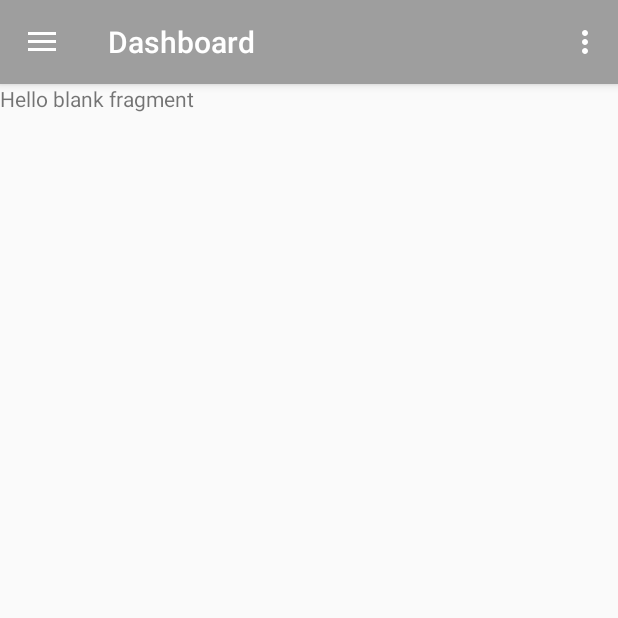
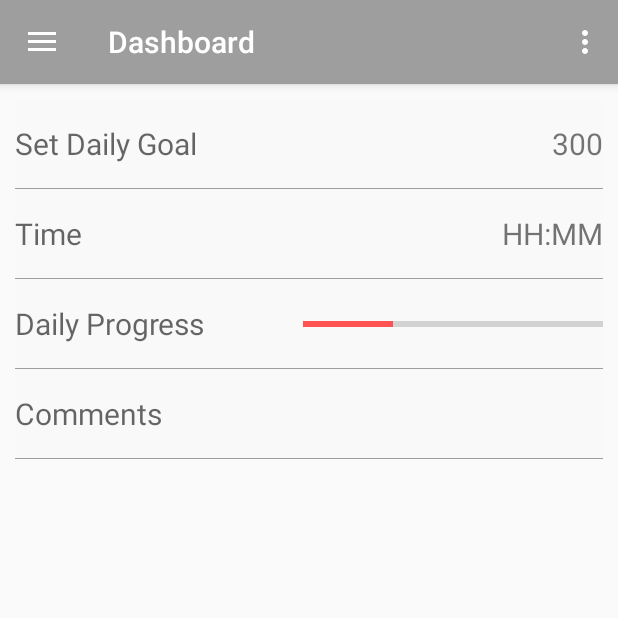
Before and after one commit to GeyanHuang/GroupProject, an Android app: the fragment FragmentActivityDashboard placed in its activity, on a phone screen of 412 x 824 dp, the top half of it. Run offline under Robolectric (Android 15) with nearby library versions, the phone set to English and light mode, and no system bars.

Commit message:
Commit By Geyan Huang

```diff
--- a/app/src/main/java/cst2335/groupproject/PkgActivity/FragmentActivityDashboard.java
+++ b/app/src/main/java/cst2335/groupproject/PkgActivity/FragmentActivityDashboard.java
@@ -2,19 +2,25 @@ package cst2335.groupproject.PkgActivity;
 
 
 import android.os.Bundle;
+import android.support.annotation.Nullable;
 import android.support.v4.app.Fragment;
 import android.support.v7.app.AppCompatActivity;
 import android.view.LayoutInflater;
 import android.view.View;
 import android.view.ViewGroup;
+import android.widget.LinearLayout;
+import android.widget.TextView;
 
 import cst2335.groupproject.R;
 
 /**
  * A simple {@link Fragment} subclass.
  */
-public class FragmentActivityDashboard extends Fragment {
+public class FragmentActivityDashboard extends Fragment implements View.OnClickListener {
 
+    private View view;
+    private LinearLayout setDailyGoal;
+    private TextView dailyGoal;
 
     public FragmentActivityDashboard() {
         // Required empty public constructor
@@ -25,12 +31,33 @@ public class FragmentActivityDashboard extends Fragment {
     public View onCreateView(LayoutInflater inflater, ViewGroup container,
                              Bundle savedInstanceState) {
         // Inflate the layout for this fragment
-        return inflater.inflate(R.layout.fragment_activity_dashboard, container, false);
+        view = inflater.inflate(R.layout.fragment_activity_dashboard, container, false);
+        setDailyGoal = view.findViewById(R.id.activity_dashboard_setdailygoal);
+        setDailyGoal.setOnClickListener(this);
+        return view;
     }
+
+    @Override
+    public void onActivityCreated(@Nullable Bundle savedInstanceState) {
+        super.onActivityCreated(savedInstanceState);
+        dailyGoal = view.findViewById(R.id.activity_dashboard_dailygoal);
+
+    }
+
 
     @Override
     public void onResume() {
         super.onResume();
         ((AppCompatActivity) getActivity()).getSupportActionBar().setTitle(R.string.activity_nav_bot_dashboard);
     }
+
+
+    @Override
+    public void onClick(View v) {
+        switch (v.getId()) {
+            case R.id.activity_dashboard_setdailygoal:
+
+                break;
+        }
+    }
 }
--- a/app/src/main/res/layout/fragment_activity_dashboard.xml
+++ b/app/src/main/res/layout/fragment_activity_dashboard.xml
@@ -4,10 +4,113 @@
     android:layout_height="match_parent"
     tools:context="cst2335.groupproject.PkgActivity.FragmentActivityDashboard">
 
-    <!-- TODO: Update blank fragment layout -->
-    <TextView
-        android:layout_width="match_parent"
-        android:layout_height="match_parent"
-        android:text="@string/hello_blank_fragment" />
 
+
+            <!--Contents-->
+            <LinearLayout
+                android:layout_width="match_parent"
+                android:layout_height="match_parent"
+                android:layout_margin="10dp"
+                android:orientation="vertical">
+
+                <LinearLayout
+                    android:id="@+id/activity_dashboard_setdailygoal"
+                    android:layout_width="match_parent"
+                    android:layout_height="60dp"
+                    android:background="@drawable/bottom_border"
+                    android:orientation="horizontal">
+
+                    <TextView
+                        android:layout_width="wrap_content"
+                        android:layout_height="wrap_content"
+                        android:layout_gravity="center_vertical"
+                        android:hint="@string/activity_dashboard_dailygoal"
+                        android:textSize="20sp" />
+
+                    <View
+                        android:layout_width="0dp"
+                        android:layout_height="0dp"
+                        android:layout_weight="1" />
+
+                    <TextView
+                        android:id="@+id/activity_dashboard_dailygoal"
+                        android:layout_width="wrap_content"
+                        android:layout_height="wrap_content"
+                        android:layout_gravity="center_vertical"
+                        android:text="300"
+                        android:textSize="20sp" />
+                </LinearLayout>
+
+
+                <LinearLayout
+                    android:layout_width="match_parent"
+                    android:layout_height="60dp"
+                    android:background="@drawable/bottom_border"
+                    android:orientation="horizontal">
+
+                    <TextView
+                        android:layout_width="wrap_content"
+                        android:layout_height="wrap_content"
+                        android:layout_gravity="center_vertical"
+                        android:hint="@string/activity_insert_time"
+                        android:textSize="20sp" />
+
+                    <View
+                        android:layout_width="0dp"
+                        android:layout_height="0dp"
+                        android:layout_weight="1" />
+
+                    <TextView
+                        android:layout_width="wrap_content"
+                        android:layout_height="wrap_content"
+                        android:layout_gravity="center_vertical"
+                        android:text="HH:MM"
+                        android:textSize="20sp" />
+                </LinearLayout>
+
+                <LinearLayout
+                    android:layout_width="match_parent"
+                    android:layout_height="60dp"
+                    android:background="@drawable/bottom_border"
+                    android:orientation="horizontal">
+
+                    <TextView
+                        android:layout_width="wrap_content"
+                        android:layout_height="wrap_content"
+                        android:layout_gravity="center_vertical"
+                        android:hint="@string/activity_dashboard_dailyprogress"
+                        android:textSize="20sp" />
+
+                    <View
+                        android:layout_width="0dp"
+                        android:layout_height="0dp"
+                        android:layout_weight="1" />
+
+                    <ProgressBar
+                        android:id="@+id/activity_dashboard_progressbar"
+                        style="@style/Widget.AppCompat.ProgressBar.Horizontal"
+                        android:layout_width="200dp"
+                        android:layout_height="wrap_content"
+                        android:layout_gravity="center_vertical"
+                        android:progress="30"
+                        android:textSize="20sp" />
+                </LinearLayout>
+
+                <LinearLayout
+                    android:layout_width="match_parent"
+                    android:layout_height="60dp"
+                    android:background="@drawable/bottom_border"
+                    android:orientation="horizontal">
+
+                    <TextView
+                        android:layout_width="wrap_content"
+                        android:layout_height="wrap_content"
+                        android:layout_gravity="center_vertical"
+                        android:hint="@string/activity_insert_comment"
+                        android:maxLines="1"
+                        android:text=""
+                        android:textSize="20sp" />
+
+                </LinearLayout>
+            </LinearLayout>
 </FrameLayout>
--- a/app/src/main/res/values/strings.xml
+++ b/app/src/main/res/values/strings.xml
@@ -64,7 +64,6 @@
     <string name="activity_type_skate">Skating</string>
     <string name="activity_nav_bot_list">Activity List</string>
     <string name="activity_nav_bot_dashboard">Dashboard</string>
-
-    <!-- TODO: Remove or change this placeholder text -->
-    <string name="hello_blank_fragment">Hello blank fragment</string>
+    <string name="activity_dashboard_dailygoal">Set Daily Goal</string>
+    <string name="activity_dashboard_dailyprogress">Daily Progress</string>
 </resources>
```
Also changed, not shown: 1 other file.
